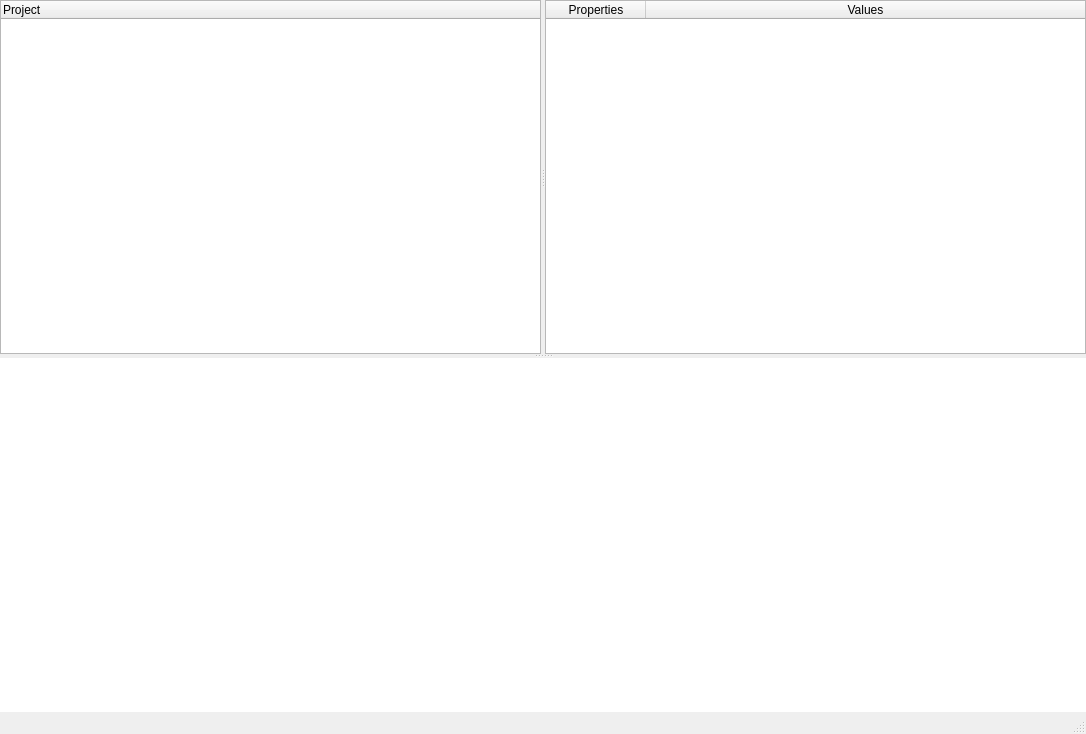
This is ui_artifacts/mainwindow.ui in ToneGabriel/BlueprintCpp as Qt 5 draws it before an edit. The edited form follows.
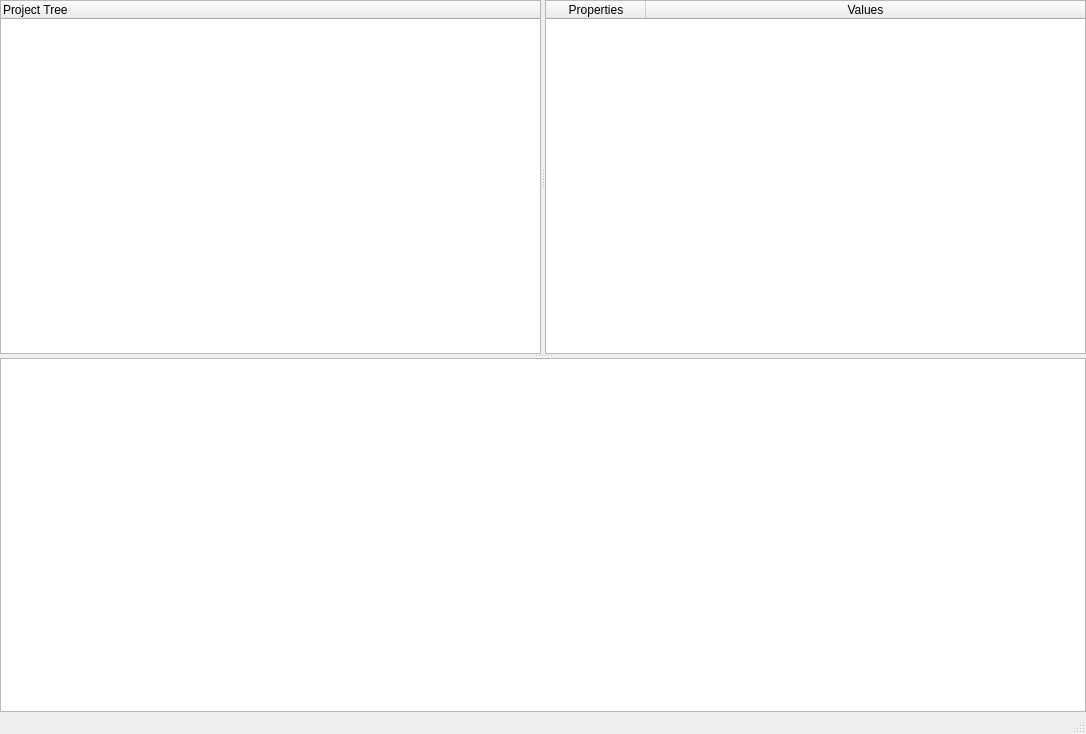
This is the edited form.

Diff of the .ui file:
```diff
--- a/ui_artifacts/mainwindow.ui
+++ b/ui_artifacts/mainwindow.ui
@@ -67,9 +67,15 @@
         <enum>Qt::Orientation::Horizontal</enum>
        </property>
        <widget class="QTreeWidget" name="projectTree">
+        <property name="frameShape">
+         <enum>QFrame::Shape::StyledPanel</enum>
+        </property>
+        <property name="frameShadow">
+         <enum>QFrame::Shadow::Sunken</enum>
+        </property>
         <column>
          <property name="text">
-          <string>Project</string>
+          <string>Project Tree</string>
          </property>
         </column>
        </widget>
@@ -94,10 +100,10 @@
       </widget>
       <widget class="QTextEdit" name="logger">
        <property name="frameShape">
-        <enum>QFrame::Shape::NoFrame</enum>
+        <enum>QFrame::Shape::StyledPanel</enum>
        </property>
        <property name="frameShadow">
-        <enum>QFrame::Shadow::Plain</enum>
+        <enum>QFrame::Shadow::Sunken</enum>
        </property>
       </widget>
      </widget>
```
Left out of the diff: 8 changed lines with no effect on the pictures.
